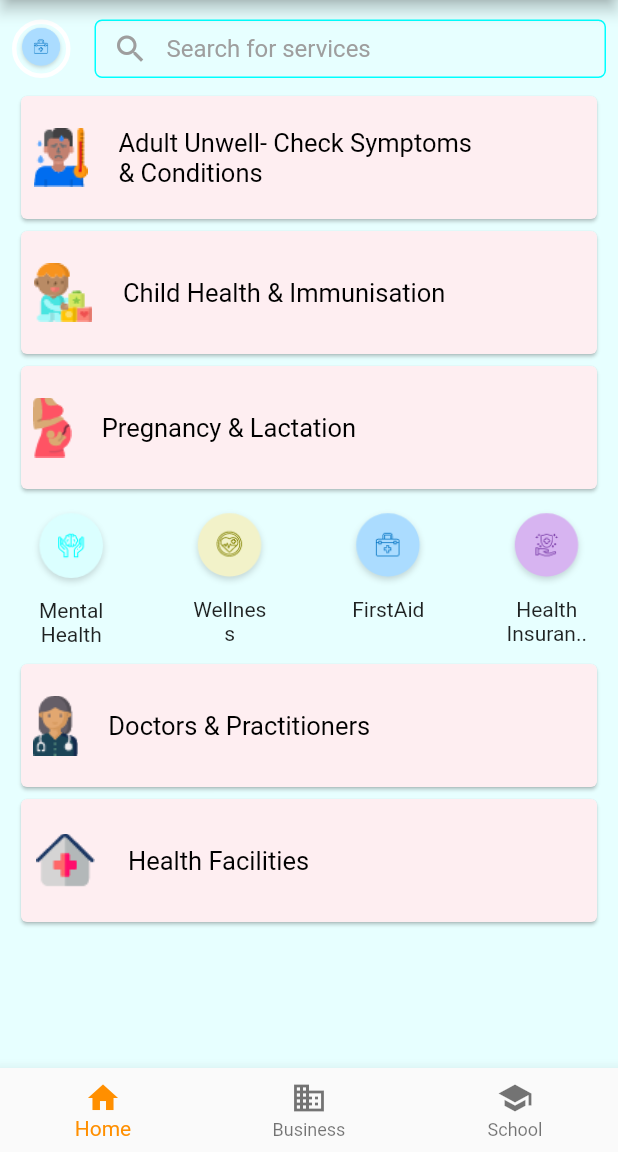
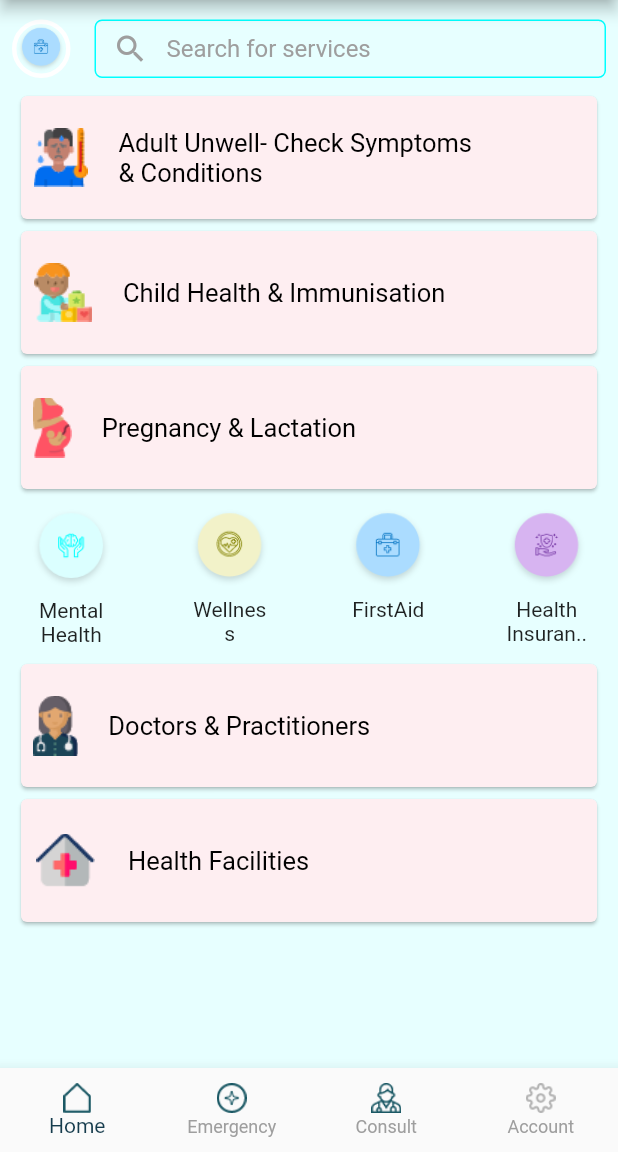
Before and after one commit to Ssentialhealth/ssentialhealth, a Flutter app: the screen it shows after launch, on a phone screen of 412 x 824 dp, the part 84-1236 px from its top. Run offline on Flutter 3.47's test engine with Material 2 defaults, Android fonts, the light colour scheme and no system bars; our stand-ins replace fluttertoast, shared_preferences; missing offline and left inert: country_list_pick, flutter_session, shared_preferences_web.

Commit message:
Fixes BottomNavigationBar Icons and the sizes

```diff
--- a/lib/screens/home_screen.dart
+++ b/lib/screens/home_screen.dart
@@ -1,6 +1,4 @@
 import 'package:flutter/material.dart';
-import 'package:pocket_health/services/auth_service.dart';
-import 'package:flutter_statusbarcolor/flutter_statusbarcolor.dart';
 import 'package:pocket_health/widgets/widget.dart';
 import 'package:flutter/services.dart';
 
@@ -15,22 +13,7 @@
 class _HomeScreenState extends State<HomeScreen> {
 
   int _selectedIndex = 0;
-  static const TextStyle optionStyle =
-  TextStyle(fontSize: 30, fontWeight: FontWeight.bold);
-  static const List<Widget> _widgetOptions = <Widget>[
-    Text(
-      'Index 0: Home',
-      style: optionStyle,
-    ),
-    Text(
-      'Index 1: Business',
-      style: optionStyle,
-    ),
-    Text(
-      'Index 2: School',
-      style: optionStyle,
-    ),
-  ];
+
 
   void _onItemTapped(int index) {
     setState(() {
@@ -50,7 +33,6 @@
     SystemChrome.setSystemUIOverlayStyle(SystemUiOverlayStyle(
       statusBarColor: Color(0xFF00FFFF), //or set color with: Color(0xFF0000FF)
     ));
-
     return SafeArea(
       child: Scaffold(
         backgroundColor: Color(0xFFE7FFFF),
@@ -125,22 +107,27 @@
           ),
         ),
         bottomNavigationBar: BottomNavigationBar(
-          items: const <BottomNavigationBarItem>[
+          type: BottomNavigationBarType.fixed,
+          items:  <BottomNavigationBarItem>[
             BottomNavigationBarItem(
-              icon: Icon(Icons.home),
+              icon: new Image.asset('assets/images/icons/Home_colored.png',height: 20,width:20,),
               label: 'Home',
             ),
             BottomNavigationBarItem(
-              icon: Icon(Icons.business),
-              label: 'Business',
+              icon: new Image.asset('assets/images/icons/Emergency_colored.png',height: 20,width:20,),
+              label: 'Emergency',
             ),
             BottomNavigationBarItem(
-              icon: Icon(Icons.school),
-              label: 'School',
+              icon: new Image.asset('assets/images/icons/doctor_consult_colored.png',height: 20,width:20,),
+              label: 'Consult',
+            ),BottomNavigationBarItem(
+              icon: new Image.asset('assets/images/icons/settings.png',height: 20,width:20,),
+              label: 'Account',
             ),
           ],
           currentIndex: _selectedIndex,
-          selectedItemColor: Colors.amber[800],
+          selectedItemColor: Color(0xff163C4D),
+          unselectedItemColor: Colors.grey,
           onTap: _onItemTapped,
         ),
 
--- a/lib/widgets/widget.dart
+++ b/lib/widgets/widget.dart
@@ -39,10 +39,6 @@
     ),
   );
 }
-
-
-
-
 
 InputDecoration textFieldInputDecoration(String hintText){
   return InputDecoration(
--- a/pubspec.yaml
+++ b/pubspec.yaml
@@ -54,7 +54,7 @@
   # To add assets to your application, add an assets section, like this:
   assets:
    - assets/images/
-   - assets/images/homelogo.png
+   - assets/images/icons/
   #   - images/a_dot_ham.jpeg
 
   # An image asset can refer to one or more resolution-specific "variants", see
```
Also changed, not shown: 1 other file.
